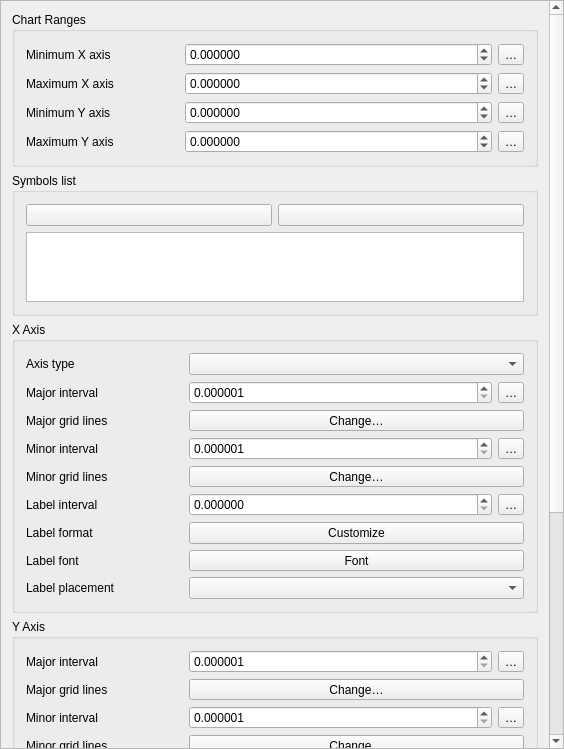
This is src/ui/plot/qgsbarchartplotwidgetbase.ui in qgis/QGIS as Qt 5 draws it before an edit. The edited form follows.
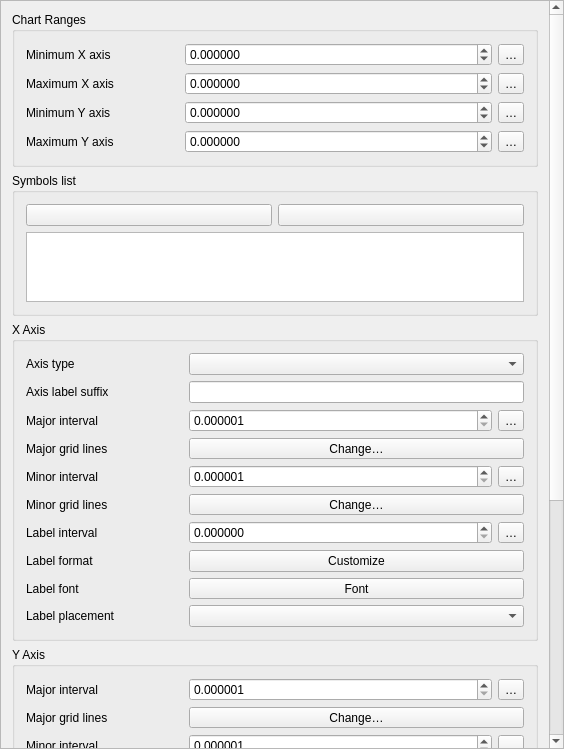
This is the edited form. Icons and pictures are not drawn. Custom widgets are drawn as their Qt base class.

Commit message: expose X axis label suffix for layout chart items (fix #63465)

```diff
--- a/src/ui/plot/qgsbarchartplotwidgetbase.ui
+++ b/src/ui/plot/qgsbarchartplotwidgetbase.ui
@@ -49,7 +49,7 @@
         <x>0</x>
         <y>0</y>
         <width>548</width>
-        <height>1183</height>
+        <height>1215</height>
        </rect>
       </property>
       <property name="sizePolicy">
@@ -251,6 +251,53 @@
           <string>X Axis</string>
          </property>
          <layout class="QGridLayout" name="gridLayout_2" columnstretch="1,0,2,0">
+          <item row="2" column="2">
+           <widget class="QgsDoubleSpinBox" name="mXAxisMajorIntervalSpin">
+            <property name="decimals">
+             <number>6</number>
+            </property>
+            <property name="minimum">
+             <double>0.000001000000000</double>
+            </property>
+            <property name="maximum">
+             <double>999999999999.000000000000000</double>
+            </property>
+           </widget>
+          </item>
+          <item row="6" column="3">
+           <widget class="QgsPropertyOverrideButton" name="mDDBtnXAxisLabelInterval">
+            <property name="text">
+             <string>…</string>
+            </property>
+           </widget>
+          </item>
+          <item row="6" column="0" colspan="2">
+           <widget class="QLabel" name="label_8">
+            <property name="text">
+             <string>Label interval</string>
+            </property>
+           </widget>
+          </item>
+          <item row="5" column="0">
+           <widget class="QLabel" name="label_5">
+            <property name="text">
+             <string>Minor grid lines</string>
+            </property>
+           </widget>
+          </item>
+          <item row="6" column="2">
+           <widget class="QgsDoubleSpinBox" name="mXAxisLabelIntervalSpin">
+            <property name="decimals">
+             <number>6</number>
+            </property>
+            <property name="minimum">
+             <double>0.000000000000000</double>
+            </property>
+            <property name="maximum">
+             <double>999999999999.000000000000000</double>
+            </property>
+           </widget>
+          </item>
           <item row="0" column="0">
            <widget class="QLabel" name="label_18">
             <property name="text">
@@ -258,71 +305,27 @@
             </property>
            </widget>
           </item>
+          <item row="9" column="2" colspan="2">
+           <widget class="QComboBox" name="mXAxisLabelsCombo"/>
+          </item>
+          <item row="2" column="3">
+           <widget class="QgsPropertyOverrideButton" name="mDDBtnXAxisMajorInterval">
+            <property name="text">
+             <string>…</string>
+            </property>
+           </widget>
+          </item>
           <item row="0" column="2" colspan="2">
            <widget class="QComboBox" name="mXAxisTypeCombo"/>
           </item>
-          <item row="5" column="3">
-           <widget class="QgsPropertyOverrideButton" name="mDDBtnXAxisLabelInterval">
+          <item row="9" column="0">
+           <widget class="QLabel" name="label_28">
             <property name="text">
-             <string>…</string>
+             <string>Label placement</string>
             </property>
            </widget>
           </item>
-          <item row="2" column="2" colspan="2">
-           <widget class="QgsSymbolButton" name="mXAxisMajorLinesSymbolButton">
-            <property name="sizePolicy">
-             <sizepolicy hsizetype="Expanding" vsizetype="Fixed">
-              <horstretch>0</horstretch>
-              <verstretch>0</verstretch>
-             </sizepolicy>
-            </property>
-            <property name="text">
-             <string>Change…</string>
-            </property>
-           </widget>
-          </item>
-          <item row="6" column="2" colspan="2">
-           <widget class="QPushButton" name="mXAxisLabelFormatButton">
-            <property name="text">
-             <string>Customize</string>
-            </property>
-           </widget>
-          </item>
-          <item row="1" column="2">
-           <widget class="QgsDoubleSpinBox" name="mXAxisMajorIntervalSpin">
-            <property name="decimals">
-             <number>6</number>
-            </property>
-            <property name="minimum">
-             <double>0.000001000000000</double>
-            </property>
-            <property name="maximum">
-             <double>999999999999.000000000000000</double>
-            </property>
-           </widget>
-          </item>
-          <item row="5" column="0" colspan="2">
-           <widget class="QLabel" name="label_8">
-            <property name="text">
-             <string>Label interval</string>
-            </property>
-           </widget>
-          </item>
-          <item row="7" column="0">
-           <widget class="QLabel" name="label_9">
-            <property name="text">
-             <string>Label font</string>
-            </property>
-           </widget>
-          </item>
-          <item row="4" column="0">
-           <widget class="QLabel" name="mXAxisMinorLinesLabel">
-            <property name="text">
-             <string>Minor grid lines</string>
-            </property>
-           </widget>
-          </item>
-          <item row="7" column="2" colspan="2">
+          <item row="8" column="2" colspan="2">
            <widget class="QgsFontButton" name="mXAxisLabelFontButton">
             <property name="sizePolicy">
              <sizepolicy hsizetype="Preferred" vsizetype="Fixed">
@@ -335,7 +338,7 @@
             </property>
            </widget>
           </item>
-          <item row="4" column="2" colspan="2">
+          <item row="5" column="2" colspan="2">
            <widget class="QgsSymbolButton" name="mXAxisMinorLinesSymbolButton">
             <property name="sizePolicy">
              <sizepolicy hsizetype="Expanding" vsizetype="Fixed">
@@ -348,83 +351,90 @@
             </property>
            </widget>
           </item>
-          <item row="3" column="2">
-           <widget class="QgsDoubleSpinBox" name="mXAxisMinorIntervalSpin">
-            <property name="decimals">
-             <number>6</number>
+          <item row="3" column="2" colspan="2">
+           <widget class="QgsSymbolButton" name="mXAxisMajorLinesSymbolButton">
+            <property name="sizePolicy">
+             <sizepolicy hsizetype="Expanding" vsizetype="Fixed">
+              <horstretch>0</horstretch>
+              <verstretch>0</verstretch>
+             </sizepolicy>
             </property>
-            <property name="minimum">
-             <double>0.000001000000000</double>
-            </property>
-            <property name="maximum">
-             <double>999999999999.000000000000000</double>
-            </property>
-           </widget>
-          </item>
-          <item row="1" column="0">
-           <widget class="QLabel" name="mXAxisMajorIntervalLabel">
             <property name="text">
-             <string>Major interval</string>
+             <string>Change…</string>
             </property>
            </widget>
           </item>
-          <item row="1" column="3">
-           <widget class="QgsPropertyOverrideButton" name="mDDBtnXAxisMajorInterval">
+          <item row="8" column="0">
+           <widget class="QLabel" name="label_9">
             <property name="text">
-             <string>…</string>
+             <string>Label font</string>
             </property>
            </widget>
           </item>
-          <item row="3" column="0" colspan="2">
-           <widget class="QLabel" name="mXAxisMinorIntervalLabel">
+          <item row="4" column="0" colspan="2">
+           <widget class="QLabel" name="label_7">
             <property name="text">
              <string>Minor interval</string>
             </property>
            </widget>
           </item>
-          <item row="5" column="2">
-           <widget class="QgsDoubleSpinBox" name="mXAxisLabelIntervalSpin">
-            <property name="decimals">
-             <number>6</number>
-            </property>
-            <property name="minimum">
-             <double>0.000000000000000</double>
-            </property>
-            <property name="maximum">
-             <double>999999999999.000000000000000</double>
-            </property>
-           </widget>
-          </item>
-          <item row="6" column="0">
+          <item row="7" column="0">
            <widget class="QLabel" name="label_10">
             <property name="text">
              <string>Label format</string>
             </property>
            </widget>
           </item>
-          <item row="3" column="3">
+          <item row="4" column="3">
            <widget class="QgsPropertyOverrideButton" name="mDDBtnXAxisMinorInterval">
             <property name="text">
              <string>…</string>
             </property>
            </widget>
           </item>
-          <item row="2" column="0">
-           <widget class="QLabel" name="mXAxisMajorLinesLabel">
+          <item row="3" column="0">
+           <widget class="QLabel" name="label_4">
             <property name="text">
              <string>Major grid lines</string>
             </property>
            </widget>
           </item>
-          <item row="8" column="0">
-           <widget class="QLabel" name="label_28">
+          <item row="7" column="2" colspan="2">
+           <widget class="QPushButton" name="mXAxisLabelFormatButton">
             <property name="text">
-             <string>Label placement</string>
+             <string>Customize</string>
             </property>
            </widget>
           </item>
-          <item row="8" column="2" colspan="2">
-           <widget class="QComboBox" name="mXAxisLabelsCombo"/>
+          <item row="4" column="2">
+           <widget class="QgsDoubleSpinBox" name="mXAxisMinorIntervalSpin">
+            <property name="decimals">
+             <number>6</number>
+            </property>
+            <property name="minimum">
+             <double>0.000001000000000</double>
+            </property>
+            <property name="maximum">
+             <double>999999999999.000000000000000</double>
+            </property>
+           </widget>
+          </item>
+          <item row="2" column="0">
+           <widget class="QLabel" name="mLabelXAxisMajorInterval">
+            <property name="text">
+             <string>Major interval</string>
+            </property>
+           </widget>
+          </item>
+          <item row="1" column="0">
+           <widget class="QLabel" name="mXAxisLabelSuffixLabel">
+            <property name="text">
+             <string>Axis label suffix</string>
+            </property>
+           </widget>
+          </item>
+          <item row="1" column="2" colspan="2">
+           <widget class="QLineEdit" name="mXAxisLabelSuffixEdit"/>
           </item>
          </layout>
         </widget>
```
Left out of the diff: 5 changed lines with no effect on the pictures. The commit also changes 2 other files.
